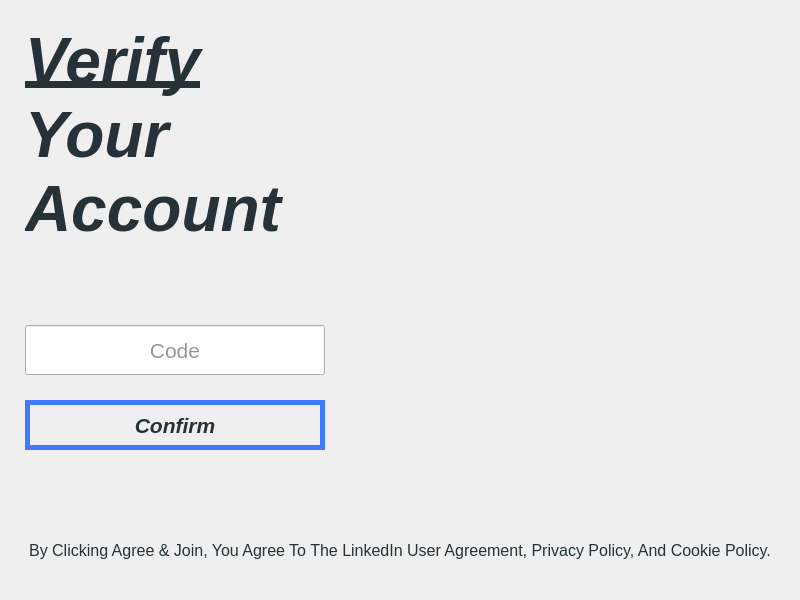
This is Forms/verification.ui in Sobrah/Linkedin as Qt 5 draws it before an edit. The edited form follows.
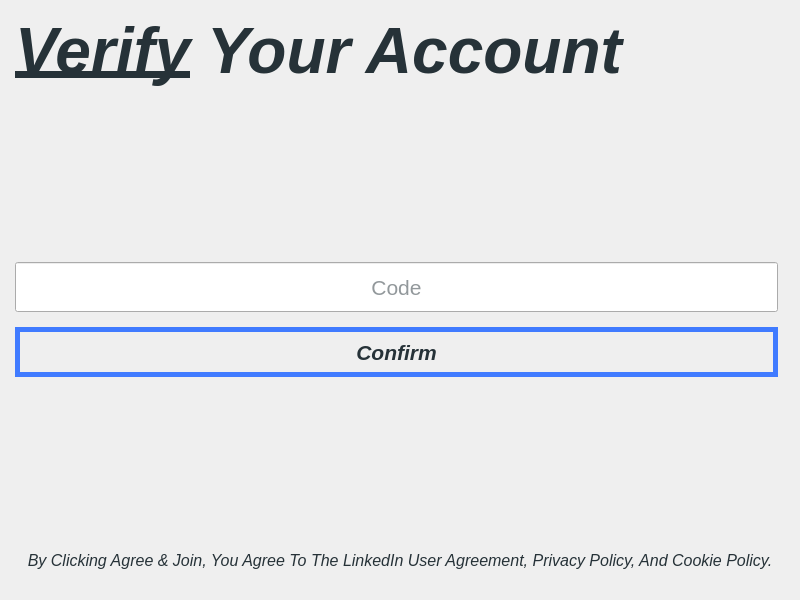
This is the edited form. Icons and pictures are not drawn.

Commit message: reform verification

Diff of the .ui file:
```diff
--- a/Forms/verification.ui
+++ b/Forms/verification.ui
@@ -1,7 +1,7 @@
 <?xml version="1.0" encoding="UTF-8"?>
 <ui version="4.0">
  <class>Verification</class>
- <widget class="QMainWindow" name="Verification">
+ <widget class="QWidget" name="Verification">
   <property name="geometry">
    <rect>
     <x>0</x>
@@ -10,12 +10,6 @@
     <height>600</height>
    </rect>
   </property>
-  <property name="sizePolicy">
-   <sizepolicy hsizetype="Fixed" vsizetype="Fixed">
-    <horstretch>0</horstretch>
-    <verstretch>0</verstretch>
-   </sizepolicy>
-  </property>
   <property name="minimumSize">
    <size>
     <width>800</width>
@@ -24,8 +18,8 @@
   </property>
   <property name="maximumSize">
    <size>
-    <width>800</width>
-    <height>600</height>
+    <width>880</width>
+    <height>660</height>
    </size>
   </property>
   <property name="windowTitle">
@@ -49,16 +43,24 @@
 	background-color: rgb(64, 123, 255);
 }</string>
   </property>
-  <widget class="QWidget" name="centralwidget">
+  <layout class="QGridLayout" name="gridLayout" rowstretch="1,0,0" columnstretch="1,0">
+   <property name="leftMargin">
+    <number>15</number>
+   </property>
+   <property name="topMargin">
+    <number>15</number>
+   </property>
+   <property name="rightMargin">
+    <number>15</number>
+   </property>
+   <property name="bottomMargin">
+    <number>15</number>
+   </property>
+   <property name="spacing">
+    <number>0</number>
+   </property>
+   <item row="0" column="1">
    <widget class="QLabel" name="imageLabel">
-    <property name="geometry">
-     <rect>
-      <x>300</x>
-      <y>0</y>
-      <width>500</width>
-      <height>500</height>
-     </rect>
-    </property>
     <property name="text">
      <string/>
     </property>
@@ -66,15 +68,45 @@
      <pixmap resource="../Resources/assets.qrc">:/security.svg</pixmap>
     </property>
    </widget>
+   </item>
+   <item row="2" column="0" colspan="2">
+    <widget class="QLabel" name="policyLabel">
+     <property name="minimumSize">
+      <size>
+       <width>0</width>
+       <height>50</height>
+      </size>
+     </property>
+     <property name="maximumSize">
+      <size>
+       <width>16777215</width>
+       <height>50</height>
+      </size>
+     </property>
+     <property name="font">
+      <font>
+       <pointsize>12</pointsize>
+       <italic>true</italic>
+      </font>
+     </property>
+     <property name="text">
+      <string>By Clicking Agree &amp; Join, You Agree To The LinkedIn User Agreement, Privacy Policy, And Cookie Policy.</string>
+     </property>
+     <property name="alignment">
+      <set>Qt::AlignCenter</set>
+     </property>
+    </widget>
+   </item>
+   <item row="0" column="0">
+    <layout class="QVBoxLayout" name="sideLabel">
+     <property name="spacing">
+      <number>15</number>
+     </property>
+     <property name="bottomMargin">
+      <number>0</number>
+     </property>
+     <item>
    <widget class="QLabel" name="titleLabel">
-    <property name="geometry">
-     <rect>
-      <x>25</x>
-      <y>25</y>
-      <width>300</width>
-      <height>250</height>
-     </rect>
-    </property>
     <property name="font">
      <font>
       <pointsize>48</pointsize>
@@ -92,26 +124,54 @@
      <bool>true</bool>
     </property>
    </widget>
+     </item>
+     <item>
    <widget class="QGroupBox" name="codeGroup">
-    <property name="geometry">
-     <rect>
-      <x>25</x>
-      <y>325</y>
-      <width>300</width>
-      <height>125</height>
-     </rect>
-    </property>
     <property name="title">
      <string/>
     </property>
-    <widget class="QLineEdit" name="codeLine">
-     <property name="geometry">
-      <rect>
-       <x>0</x>
-       <y>0</y>
-       <width>300</width>
+       <layout class="QVBoxLayout" name="verticalLayout">
+        <property name="spacing">
+         <number>15</number>
+        </property>
+        <property name="leftMargin">
+         <number>0</number>
+        </property>
+        <property name="topMargin">
+         <number>0</number>
+        </property>
+        <property name="rightMargin">
+         <number>0</number>
+        </property>
+        <property name="bottomMargin">
+         <number>0</number>
+        </property>
+        <item>
+         <spacer name="upSpacer">
+          <property name="orientation">
+           <enum>Qt::Vertical</enum>
+          </property>
+          <property name="sizeHint" stdset="0">
+           <size>
+            <width>0</width>
+            <height>0</height>
+           </size>
+          </property>
+         </spacer>
+        </item>
+        <item>
+         <widget class="QLineEdit" name="codeEdit">
+          <property name="minimumSize">
+           <size>
+            <width>0</width>
        <height>50</height>
-      </rect>
+           </size>
+          </property>
+          <property name="maximumSize">
+           <size>
+            <width>16777215</width>
+            <height>50</height>
+           </size>
      </property>
      <property name="font">
       <font>
@@ -128,14 +188,20 @@
       <string>Code</string>
      </property>
     </widget>
+        </item>
+        <item>
     <widget class="QPushButton" name="confirmButton">
-     <property name="geometry">
-      <rect>
-       <x>0</x>
-       <y>75</y>
-       <width>300</width>
+          <property name="minimumSize">
+           <size>
+            <width>0</width>
        <height>50</height>
-      </rect>
+           </size>
+          </property>
+          <property name="maximumSize">
+           <size>
+            <width>16777215</width>
+            <height>50</height>
+           </size>
      </property>
      <property name="font">
       <font>
@@ -148,29 +214,26 @@
       <string>Confirm</string>
      </property>
     </widget>
-   </widget>
-   <widget class="QLabel" name="policyLabel">
-    <property name="geometry">
-     <rect>
-      <x>0</x>
-      <y>525</y>
-      <width>800</width>
-      <height>50</height>
-     </rect>
-    </property>
-    <property name="font">
-     <font>
-      <pointsize>12</pointsize>
-     </font>
-    </property>
-    <property name="text">
-     <string>By Clicking Agree &amp; Join, You Agree To The LinkedIn User Agreement, Privacy Policy, And Cookie Policy.</string>
-    </property>
-    <property name="alignment">
-     <set>Qt::AlignCenter</set>
-    </property>
-   </widget>
-  </widget>
+        </item>
+        <item>
+         <spacer name="bottomSpacer">
+          <property name="orientation">
+           <enum>Qt::Vertical</enum>
+          </property>
+          <property name="sizeHint" stdset="0">
+           <size>
+            <width>20</width>
+            <height>40</height>
+           </size>
+          </property>
+         </spacer>
+        </item>
+       </layout>
+      </widget>
+     </item>
+    </layout>
+   </item>
+  </layout>
  </widget>
  <resources>
   <include location="../Resources/assets.qrc"/>
```
Left out of the diff: 11 changed lines with no effect on the pictures. Lines whose indentation alone changed are shown as unchanged. The commit also changes 3 other files.
